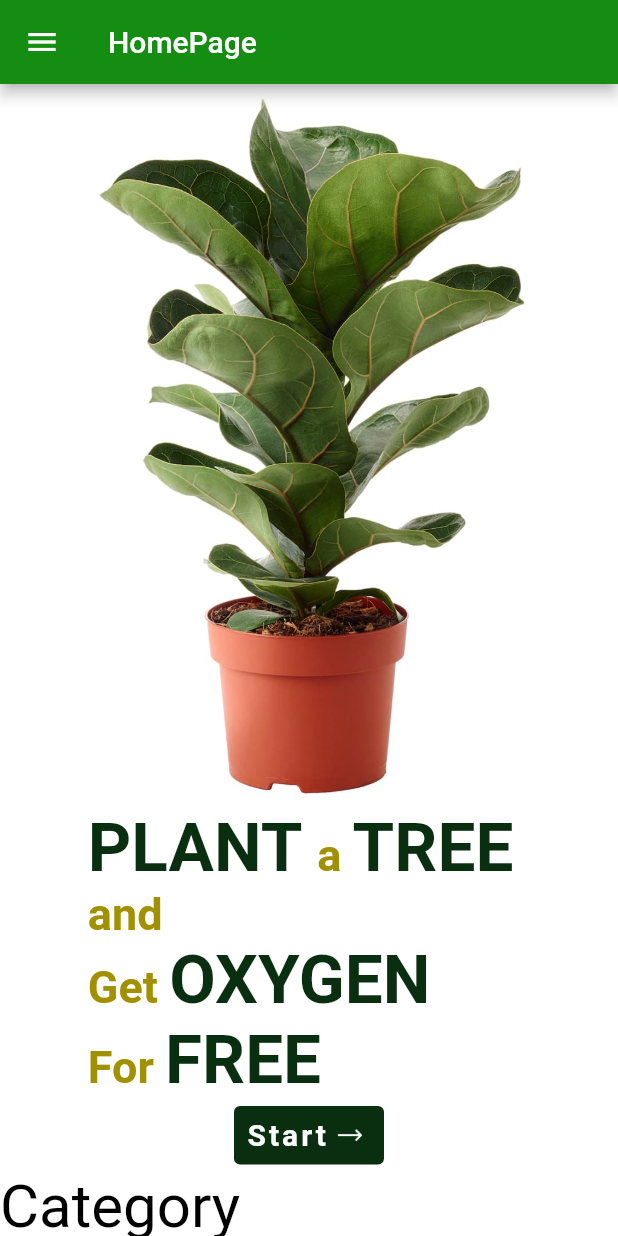
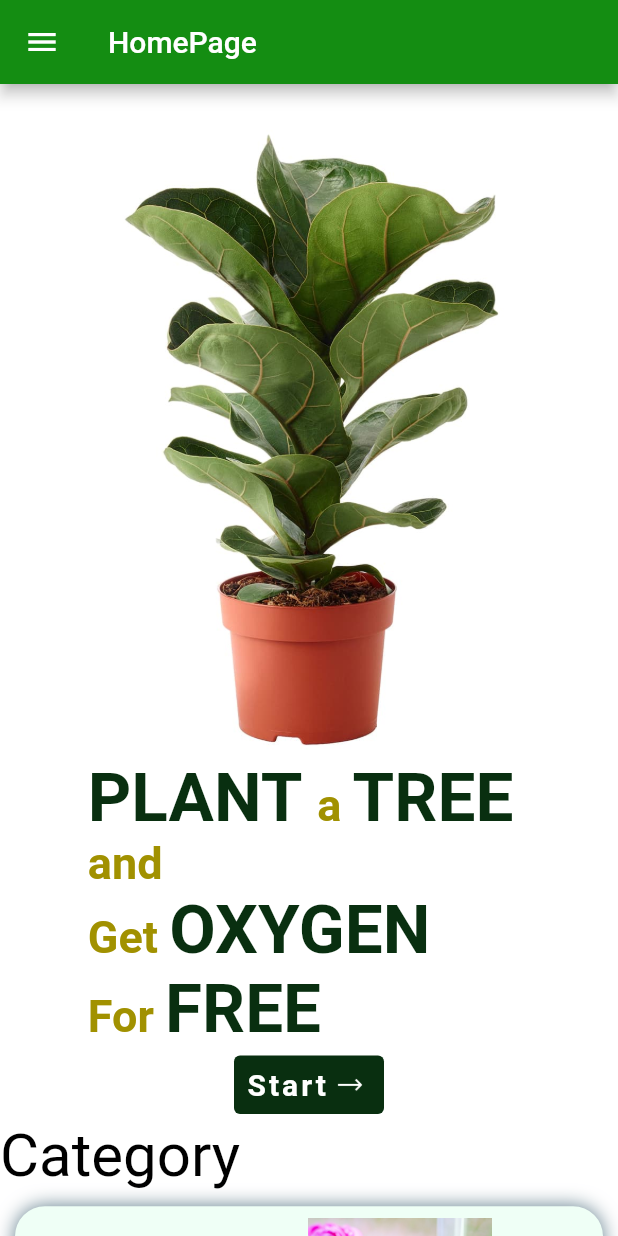
Before and after one commit to ngocdu171/Plants-Shop-App, a Flutter app: the screen it shows after launch, on a phone screen of 412 x 824 dp. Run offline on Flutter 3.47's test engine with Material 2 defaults, Android fonts, the phone set to English and light mode, and no system bars; our stand-ins replace google_fonts.

Commit message:
css welcome widget

```diff
--- a/plantshopapps/lib/widgets/welcome.dart
+++ b/plantshopapps/lib/widgets/welcome.dart
@@ -6,6 +6,7 @@ class Welcome extends StatelessWidget {
   @override
   Widget build(BuildContext context) {
     return Container(
+      margin: const EdgeInsets.only(top: 25, left: 25, right: 25),
       child: Column(
         children: [
           Image.asset("assets/images/Ficus Lyrata-Fiddle leaf Fig Plant.jpg"),
```
